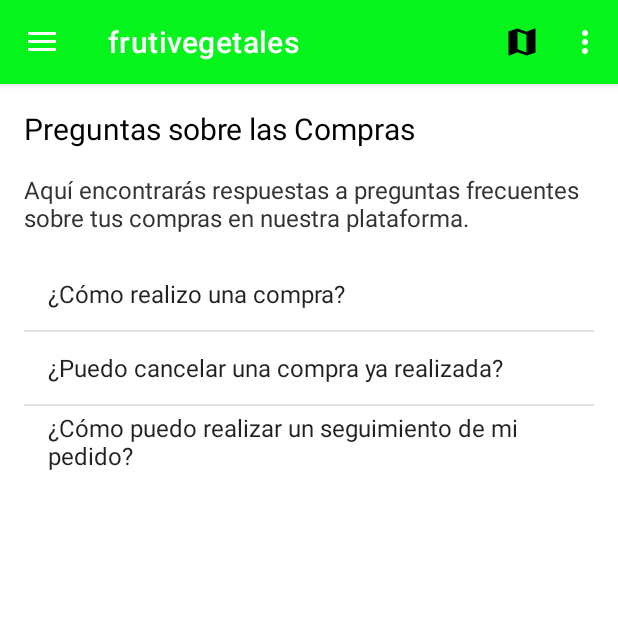
After one commit to yurani25/frutivegetales3, an Android app: the fragment PreguntasComprasFragment placed in its activity, on a phone screen of 412 x 824 dp, the top half of it. The commit adds this screen. Run offline under Robolectric (Android 15) with nearby library versions, the phone set to English and light mode, and no system bars.

Commit message:
preguntas

```diff
--- /dev/null
+++ b/app/src/main/java/com/example/navigationdrawerkotlin/PreguntasComprasFragment.kt
@@ -0,0 +1,40 @@
+package com.example.navigationdrawerkotlin
+
+
+
+import android.os.Bundle
+import androidx.fragment.app.Fragment
+import android.view.LayoutInflater
+import android.view.View
+import android.view.ViewGroup
+import android.widget.ArrayAdapter
+import android.widget.ListView
+
+class PreguntasComprasFragment : Fragment() {
+    override fun onCreateView(
+        inflater: LayoutInflater, container: ViewGroup?,
+        savedInstanceState: Bundle?
+    ): View? {
+        val view = inflater.inflate(R.layout.fragment_preguntas_compras, container, false)
+
+        // Simulación de datos de preguntas frecuentes
+        val preguntas = arrayOf(
+            "¿Cómo realizo una compra?",
+            "¿Puedo cancelar una compra ya realizada?",
+            "¿Cómo puedo realizar un seguimiento de mi pedido?",
+            // Agrega más preguntas según sea necesario
+        )
+
+        // Configuración del adaptador para la lista de preguntas
+        val adapter = ArrayAdapter(requireContext(), android.R.layout.simple_list_item_1, preguntas)
+        val listaPreguntas = view.findViewById<ListView>(R.id.listaPreguntas)
+        listaPreguntas.adapter = adapter
+
+        // Agrega un listener para manejar clics en las preguntas (opcional)
+        listaPreguntas.setOnItemClickListener { _, _, position, _ ->
+            // Aquí puedes implementar lógica para manejar el clic en una pregunta específica
+        }
+
+        return view
+    }
+}
--- a/app/src/main/res/layout/fragment_cancelar_compras.xml
+++ b/app/src/main/res/layout/fragment_cancelar_compras.xml
@@ -1,4 +1,4 @@
-<!-- fragment_cancelar_compras.xml -->
+
 
 <ScrollView
     xmlns:android="http://schemas.android.com/apk/res/android"
--- a/app/src/main/res/layout/fragment_pqrs.xml
+++ b/app/src/main/res/layout/fragment_pqrs.xml
@@ -65,18 +65,21 @@
         </LinearLayout>
 
         <View
+
             android:layout_width="match_parent"
             android:layout_height="1dp"
             android:layout_marginTop="8dp"
             android:background="#D1D1D1" />
 
         <LinearLayout
+            android:id="@+id/preguntasComprasLayout"
             android:layout_width="match_parent"
             android:layout_height="49dp"
             android:gravity="center_vertical"
             android:orientation="horizontal">
 
             <TextView
+
                 android:layout_width="wrap_content"
                 android:layout_height="wrap_content"
                 android:layout_marginStart="8dp"
--- /dev/null
+++ b/app/src/main/res/layout/fragment_preguntas_compras.xml
@@ -0,0 +1,32 @@
+
+<LinearLayout
+    xmlns:android="http://schemas.android.com/apk/res/android"
+    android:layout_width="match_parent"
+    android:layout_height="match_parent"
+    android:orientation="vertical"
+    android:padding="16dp">
+
+    <TextView
+        android:layout_width="wrap_content"
+        android:layout_height="wrap_content"
+        android:text="Preguntas sobre las Compras"
+        android:textSize="20sp"
+        android:textColor="#000000"
+        android:layout_marginBottom="16dp"/>
+
+    <!-- Contenido específico para Preguntas sobre las Compras -->
+    <TextView
+        android:layout_width="wrap_content"
+        android:layout_height="wrap_content"
+        android:text="Aquí encontrarás respuestas a preguntas frecuentes sobre tus compras en nuestra plataforma."
+        android:textSize="16sp"
+        android:textColor="#333333"
+        android:layout_marginBottom="16dp"/>
+
+    <!-- Lista de preguntas frecuentes -->
+    <ListView
+        android:id="@+id/listaPreguntas"
+        android:layout_width="match_parent"
+        android:layout_height="wrap_content"/>
+
+</LinearLayout>
```
Also changed, not shown: app/src/main/java/com/example/navigationdrawerkotlin/PqrsFragment.kt (+16 -19 lines).
